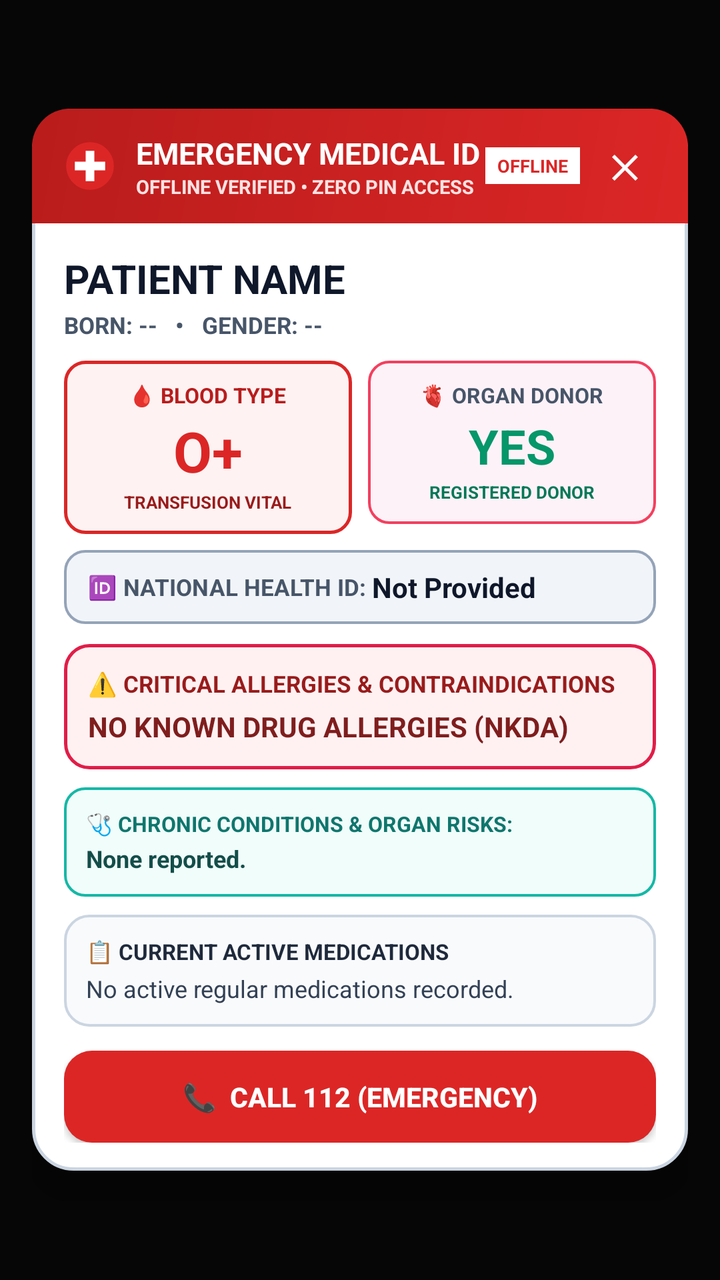
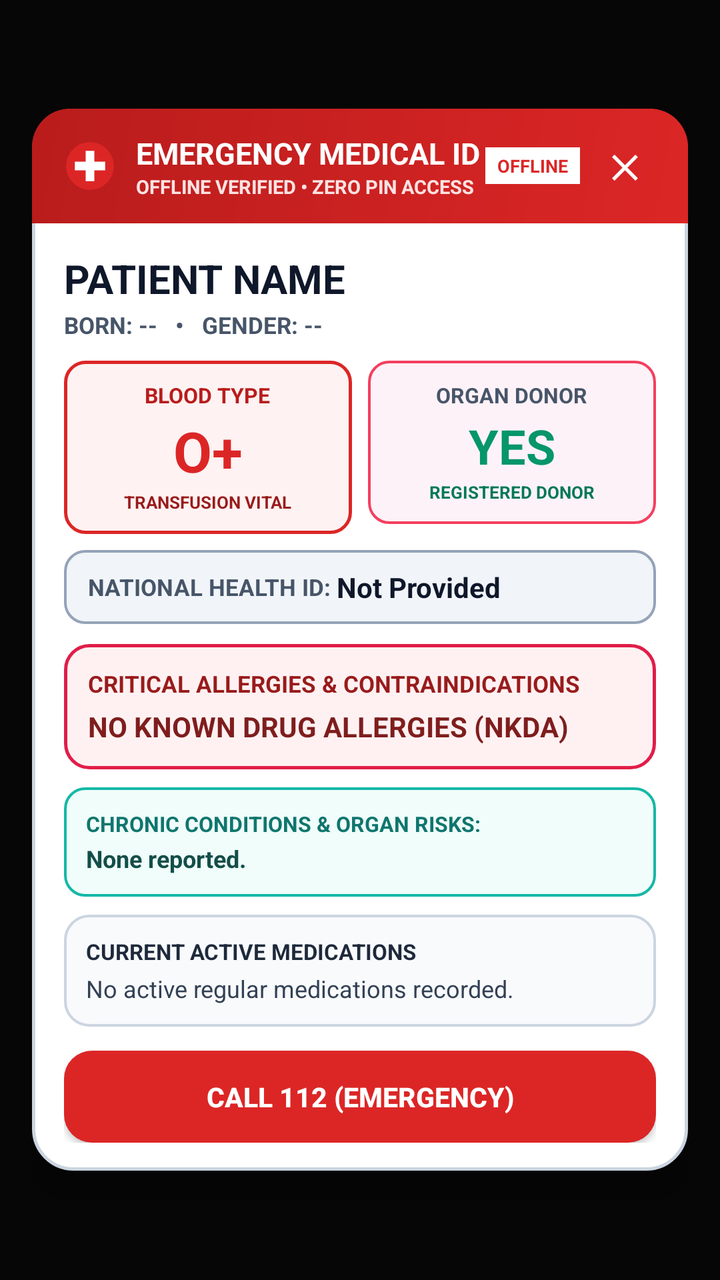

An Android layout rendered at two revisions. The XML below is the earlier revision; the diff shows what the commit changed to produce the second picture.
<!-- AndroidManifest.xml: activity theme EmergencyLockscreenTheme -->
<!-- res/layout/activity_emergency_card.xml -->
<?xml version="1.0" encoding="utf-8"?>
<FrameLayout xmlns:android="http://schemas.android.com/apk/res/android"
    android:id="@+id/emergency_overlay_root"
    android:layout_width="match_parent"
    android:layout_height="match_parent"
    android:background="#D9000000"
    android:paddingHorizontal="16dp"
    android:paddingVertical="20dp">

    
    <LinearLayout
        android:id="@+id/emergency_card_container"
        android:layout_width="match_parent"
        android:layout_height="wrap_content"
        android:layout_gravity="center"
        android:orientation="vertical"
        android:background="@drawable/emergency_card_white_bg"
        android:elevation="14dp">

        
        <LinearLayout
            android:layout_width="match_parent"
            android:layout_height="wrap_content"
            android:orientation="horizontal"
            android:background="@drawable/emergency_card_header_bg"
            android:paddingHorizontal="16dp"
            android:paddingVertical="12dp"
            android:gravity="center_vertical">

            <ImageView
                android:layout_width="26dp"
                android:layout_height="26dp"
                android:src="@drawable/ic_medical_emergency_logo"
                android:contentDescription="Emergency Medical Logo" />

            <LinearLayout
                android:layout_width="0dp"
                android:layout_height="wrap_content"
                android:layout_weight="1"
                android:orientation="vertical"
                android:layout_marginStart="10dp">

                <TextView
                    android:layout_width="wrap_content"
                    android:layout_height="wrap_content"
                    android:text="EMERGENCY MEDICAL ID"
                    android:textColor="#FFFFFF"
                    android:textSize="15sp"
                    android:textStyle="bold" />

                <TextView
                    android:layout_width="wrap_content"
                    android:layout_height="wrap_content"
                    android:text="OFFLINE VERIFIED • ZERO PIN ACCESS"
                    android:textColor="#FEE2E2"
                    android:textSize="9.5sp"
                    android:textStyle="bold" />
            </LinearLayout>

            <TextView
                android:layout_width="wrap_content"
                android:layout_height="wrap_content"
                android:text="OFFLINE"
                android:textColor="#DC2626"
                android:textSize="9sp"
                android:textStyle="bold"
                android:background="#FFFFFF"
                android:paddingHorizontal="6dp"
                android:paddingVertical="3dp"
                android:layout_marginEnd="6dp" />

            <Button
                android:id="@+id/btn_close"
                android:layout_width="32dp"
                android:layout_height="32dp"
                android:text="✕"
                android:textColor="#FFFFFF"
                android:textSize="16sp"
                android:textStyle="bold"
                android:background="?android:attr/selectableItemBackgroundBorderless" />
        </LinearLayout>

        
        <ScrollView
            android:layout_width="match_parent"
            android:layout_height="wrap_content"
            android:fillViewport="false"
            android:scrollbars="vertical">

            <LinearLayout
                android:layout_width="match_parent"
                android:layout_height="wrap_content"
                android:orientation="vertical"
                android:paddingHorizontal="16dp"
                android:paddingVertical="14dp">

                
                <TextView
                    android:id="@+id/tv_patient_name"
                    android:layout_width="wrap_content"
                    android:layout_height="wrap_content"
                    android:text="PATIENT NAME"
                    android:textColor="#0F172A"
                    android:textSize="20sp"
                    android:textStyle="bold" />

                
                <TextView
                    android:id="@+id/tv_demographics"
                    android:layout_width="wrap_content"
                    android:layout_height="wrap_content"
                    android:layout_marginTop="2dp"
                    android:text="BORN: --   •   GENDER: --"
                    android:textColor="#475569"
                    android:textSize="11.5sp"
                    android:textStyle="bold" />

                
                <LinearLayout
                    android:layout_width="match_parent"
                    android:layout_height="wrap_content"
                    android:orientation="horizontal"
                    android:layout_marginTop="10dp"
                    android:baselineAligned="false">

                    
                    <LinearLayout
                        android:id="@+id/layout_blood_badge"
                        android:layout_width="0dp"
                        android:layout_height="wrap_content"
                        android:layout_weight="1"
                        android:orientation="vertical"
                        android:background="@drawable/emergency_blood_badge_bg"
                        android:paddingHorizontal="10dp"
                        android:paddingVertical="10dp"
                        android:gravity="center">

                        <TextView
                            android:layout_width="wrap_content"
                            android:layout_height="wrap_content"
                            android:text="🩸 BLOOD TYPE"
                            android:textColor="#B91C1C"
                            android:textSize="10.5sp"
                            android:textStyle="bold" />

                        <TextView
                            android:id="@+id/tv_blood_type"
                            android:layout_width="wrap_content"
                            android:layout_height="wrap_content"
                            android:text="O+"
                            android:textColor="#DC2626"
                            android:textSize="28sp"
                            android:textStyle="bold"
                            android:layout_marginTop="2dp" />

                        <TextView
                            android:layout_width="wrap_content"
                            android:layout_height="wrap_content"
                            android:text="TRANSFUSION VITAL"
                            android:textColor="#991B1B"
                            android:textSize="8.5sp"
                            android:textStyle="bold"
                            android:layout_marginTop="1dp" />
                    </LinearLayout>

                    
                    <LinearLayout
                        android:id="@+id/layout_donor_badge"
                        android:layout_width="0dp"
                        android:layout_height="wrap_content"
                        android:layout_weight="1"
                        android:layout_marginStart="8dp"
                        android:orientation="vertical"
                        android:background="@drawable/emergency_donor_badge_bg"
                        android:paddingHorizontal="10dp"
                        android:paddingVertical="10dp"
                        android:gravity="center">

                        <TextView
                            android:layout_width="wrap_content"
                            android:layout_height="wrap_content"
                            android:text="🫀 ORGAN DONOR"
                            android:textColor="#475569"
                            android:textSize="10.5sp"
                            android:textStyle="bold" />

                        <TextView
                            android:id="@+id/tv_organ_donor"
                            android:layout_width="wrap_content"
                            android:layout_height="wrap_content"
                            android:text="YES"
                            android:textColor="#059669"
                            android:textSize="24sp"
                            android:textStyle="bold"
                            android:layout_marginTop="2dp" />

                        <TextView
                            android:id="@+id/tv_donor_subtitle"
                            android:layout_width="wrap_content"
                            android:layout_height="wrap_content"
                            android:text="REGISTERED DONOR"
                            android:textColor="#047857"
                            android:textSize="8.5sp"
                            android:textStyle="bold"
                            android:layout_marginTop="1dp" />
                    </LinearLayout>
                </LinearLayout>

                
                <LinearLayout
                    android:id="@+id/layout_health_id_badge"
                    android:layout_width="match_parent"
                    android:layout_height="wrap_content"
                    android:layout_marginTop="8dp"
                    android:orientation="horizontal"
                    android:background="@drawable/emergency_health_id_badge_bg"
                    android:paddingHorizontal="12dp"
                    android:paddingVertical="9dp"
                    android:gravity="center_vertical">

                    <TextView
                        android:layout_width="wrap_content"
                        android:layout_height="wrap_content"
                        android:text="🆔 NATIONAL HEALTH ID: "
                        android:textColor="#475569"
                        android:textSize="11.5sp"
                        android:textStyle="bold" />

                    <TextView
                        android:id="@+id/tv_health_id"
                        android:layout_width="0dp"
                        android:layout_height="wrap_content"
                        android:layout_weight="1"
                        android:text="Not Provided"
                        android:textColor="#0F172A"
                        android:textSize="14sp"
                        android:textStyle="bold" />
                </LinearLayout>

                
                <LinearLayout
                    android:id="@+id/layout_allergies_section"
                    android:layout_width="match_parent"
                    android:layout_height="wrap_content"
                    android:orientation="vertical"
                    android:background="@drawable/emergency_allergies_box_bg"
                    android:padding="12dp"
                    android:layout_marginTop="10dp">

                    <TextView
                        android:layout_width="wrap_content"
                        android:layout_height="wrap_content"
                        android:text="⚠️ CRITICAL ALLERGIES &amp; CONTRAINDICATIONS"
                        android:textColor="#991B1B"
                        android:textSize="11.5sp"
                        android:textStyle="bold" />

                    <TextView
                        android:id="@+id/tv_allergies"
                        android:layout_width="wrap_content"
                        android:layout_height="wrap_content"
                        android:layout_marginTop="4dp"
                        android:text="NO KNOWN DRUG ALLERGIES (NKDA)"
                        android:textColor="#7F1D1D"
                        android:textSize="14sp"
                        android:textStyle="bold" />

                    <TextView
                        android:id="@+id/tv_allergies_warning"
                        android:layout_width="wrap_content"
                        android:layout_height="wrap_content"
                        android:layout_marginTop="3dp"
                        android:text="STOP • SEVERE ANAPHYLAXIS RISK • VERIFY BEFORE DRUG ADMINISTRATION"
                        android:textColor="#B91C1C"
                        android:textSize="8.5sp"
                        android:textStyle="bold"
                        android:visibility="gone" />
                </LinearLayout>

                
                <LinearLayout
                    android:id="@+id/layout_clinical_section"
                    android:layout_width="match_parent"
                    android:layout_height="wrap_content"
                    android:orientation="vertical"
                    android:background="@drawable/emergency_clinical_box_bg"
                    android:padding="11dp"
                    android:layout_marginTop="9dp">

                    
                    <LinearLayout
                        android:id="@+id/layout_conditions_section"
                        android:layout_width="match_parent"
                        android:layout_height="wrap_content"
                        android:orientation="vertical">

                        <TextView
                            android:layout_width="wrap_content"
                            android:layout_height="wrap_content"
                            android:text="🩺 CHRONIC CONDITIONS &amp; ORGAN RISKS:"
                            android:textColor="#0F766E"
                            android:textSize="10.5sp"
                            android:textStyle="bold" />

                        <TextView
                            android:id="@+id/tv_conditions"
                            android:layout_width="wrap_content"
                            android:layout_height="wrap_content"
                            android:layout_marginTop="2dp"
                            android:text="None reported."
                            android:textColor="#134E4A"
                            android:textSize="12sp"
                            android:textStyle="bold" />
                    </LinearLayout>

                    
                    <LinearLayout
                        android:id="@+id/layout_surgeries_section"
                        android:layout_width="match_parent"
                        android:layout_height="wrap_content"
                        android:orientation="vertical"
                        android:layout_marginTop="7dp"
                        android:visibility="gone">

                        <TextView
                            android:layout_width="wrap_content"
                            android:layout_height="wrap_content"
                            android:text="🏥 PAST SURGERIES &amp; PROCEDURES:"
                            android:textColor="#4338CA"
                            android:textSize="10.5sp"
                            android:textStyle="bold" />

                        <TextView
                            android:id="@+id/tv_surgeries"
                            android:layout_width="wrap_content"
                            android:layout_height="wrap_content"
                            android:layout_marginTop="2dp"
                            android:text="None recorded."
                            android:textColor="#1E1B4B"
                            android:textSize="12sp"
                            android:textStyle="bold" />
                    </LinearLayout>

                    
                    <LinearLayout
                        android:id="@+id/layout_history_section"
                        android:layout_width="match_parent"
                        android:layout_height="wrap_content"
                        android:orientation="vertical"
                        android:layout_marginTop="7dp"
                        android:visibility="gone">

                        <TextView
                            android:layout_width="wrap_content"
                            android:layout_height="wrap_content"
                            android:text="📑 PAST MEDICAL HISTORY / DISEASES:"
                            android:textColor="#0369A1"
                            android:textSize="10.5sp"
                            android:textStyle="bold" />

                        <TextView
                            android:id="@+id/tv_history"
                            android:layout_width="wrap_content"
                            android:layout_height="wrap_content"
                            android:layout_marginTop="2dp"
                            android:text="None recorded."
                            android:textColor="#0C4A6E"
                            android:textSize="12sp"
                            android:textStyle="bold" />
                    </LinearLayout>
                </LinearLayout>

                
                <LinearLayout
                    android:id="@+id/layout_medications_section"
                    android:layout_width="match_parent"
                    android:layout_height="wrap_content"
                    android:orientation="vertical"
                    android:background="@drawable/emergency_medications_box_bg"
                    android:padding="11dp"
                    android:layout_marginTop="9dp">

                    <TextView
                        android:layout_width="wrap_content"
                        android:layout_height="wrap_content"
                        android:text="📋 CURRENT ACTIVE MEDICATIONS"
                        android:textColor="#1E293B"
                        android:textSize="11sp"
                        android:textStyle="bold" />

                    <TextView
                        android:id="@+id/tv_medications"
                        android:layout_width="wrap_content"
                        android:layout_height="wrap_content"
                        android:layout_marginTop="3dp"
                        android:text="No active regular medications recorded."
                        android:textColor="#334155"
                        android:textSize="12sp" />
                </LinearLayout>

                
                <LinearLayout
                    android:id="@+id/layout_discontinued_section"
                    android:layout_width="match_parent"
                    android:layout_height="wrap_content"
                    android:orientation="vertical"
                    android:background="@drawable/emergency_discontinued_box_bg"
                    android:padding="11dp"
                    android:layout_marginTop="9dp"
                    android:visibility="gone">

                    <TextView
                        android:layout_width="wrap_content"
                        android:layout_height="wrap_content"
                        android:text="⚠️ DISCONTINUED HIGH-RISK MEDICATIONS"
                        android:textColor="#B45309"
                        android:textSize="11sp"
                        android:textStyle="bold" />

                    <TextView
                        android:id="@+id/tv_discontinued"
                        android:layout_width="wrap_content"
                        android:layout_height="wrap_content"
                        android:layout_marginTop="3dp"
                        android:text=""
                        android:textColor="#78350F"
                        android:textSize="11.5sp"
                        android:textStyle="bold" />
                </LinearLayout>

                
                <Button
                    android:id="@+id/btn_call_emergency"
                    android:layout_width="match_parent"
                    android:layout_height="46dp"
                    android:layout_marginTop="12dp"
                    android:background="@drawable/emergency_call_btn_bg"
                    android:text="📞  CALL 112 (EMERGENCY)"
                    android:textColor="#FFFFFF"
                    android:textSize="13.5sp"
                    android:textStyle="bold" />
            </LinearLayout>
        </ScrollView>
    </LinearLayout>
</FrameLayout>
<!-- resources referenced by this layout -->
<resources>
  <!-- drawable emergency_allergies_box_bg (drawable) -->
  <?xml version="1.0" encoding="utf-8"?>
  <shape xmlns:android="http://schemas.android.com/apk/res/android"
      android:shape="rectangle">
      <solid android:color="#FFF1F2" />
      <corners android:radius="12dp" />
      <stroke android:width="1.5dp" android:color="#E11D48" />
  </shape>
  <!-- drawable emergency_blood_badge_bg (drawable) -->
  <?xml version="1.0" encoding="utf-8"?>
  <shape xmlns:android="http://schemas.android.com/apk/res/android"
      android:shape="rectangle">
      <solid android:color="#FEF2F2" />
      <corners android:radius="10dp" />
      <stroke android:width="1.5dp" android:color="#DC2626" />
  </shape>
  <!-- drawable emergency_call_btn_bg (drawable) -->
  <?xml version="1.0" encoding="utf-8"?>
  <shape xmlns:android="http://schemas.android.com/apk/res/android"
      android:shape="rectangle">
      <solid android:color="#DC2626" />
      <corners android:radius="14dp" />
  </shape>
  <!-- drawable emergency_card_header_bg (drawable) -->
  <?xml version="1.0" encoding="utf-8"?>
  <shape xmlns:android="http://schemas.android.com/apk/res/android"
      android:shape="rectangle">
      <gradient
          android:startColor="#DC2626"
          android:endColor="#B91C1C"
          android:angle="135" />
      <corners
          android:topLeftRadius="19dp"
          android:topRightRadius="19dp"
          android:bottomLeftRadius="0dp"
          android:bottomRightRadius="0dp" />
  </shape>
  <!-- drawable emergency_card_white_bg (drawable) -->
  <?xml version="1.0" encoding="utf-8"?>
  <shape xmlns:android="http://schemas.android.com/apk/res/android"
      android:shape="rectangle">
      <solid android:color="#FFFFFF" />
      <corners android:radius="20dp" />
      <stroke android:width="1.5dp" android:color="#CBD5E1" />
  </shape>
  <!-- drawable emergency_clinical_box_bg (drawable) -->
  <?xml version="1.0" encoding="utf-8"?>
  <shape xmlns:android="http://schemas.android.com/apk/res/android"
      android:shape="rectangle">
      <solid android:color="#F0FDFA" />
      <corners android:radius="10dp" />
      <stroke android:width="1.2dp" android:color="#14B8A6" />
  </shape>
  <!-- drawable emergency_discontinued_box_bg (drawable) -->
  <?xml version="1.0" encoding="utf-8"?>
  <shape xmlns:android="http://schemas.android.com/apk/res/android"
      android:shape="rectangle">
      <solid android:color="#FFFBEB" />
      <corners android:radius="10dp" />
      <stroke android:width="1.2dp" android:color="#F59E0B" />
  </shape>
  <!-- drawable emergency_donor_badge_bg (drawable) -->
  <?xml version="1.0" encoding="utf-8"?>
  <shape xmlns:android="http://schemas.android.com/apk/res/android"
      android:shape="rectangle">
      <solid android:color="#FDF2F8" />
      <corners android:radius="10dp" />
      <stroke android:width="1.2dp" android:color="#F43F5E" />
  </shape>
  <!-- drawable emergency_health_id_badge_bg (drawable) -->
  <?xml version="1.0" encoding="utf-8"?>
  <shape xmlns:android="http://schemas.android.com/apk/res/android"
      android:shape="rectangle">
      <solid android:color="#F1F5F9" />
      <corners android:radius="10dp" />
      <stroke android:width="1.2dp" android:color="#94A3B8" />
  </shape>
  <!-- drawable emergency_medications_box_bg (drawable) -->
  <?xml version="1.0" encoding="utf-8"?>
  <shape xmlns:android="http://schemas.android.com/apk/res/android"
      android:shape="rectangle">
      <solid android:color="#F8FAFC" />
      <corners android:radius="12dp" />
      <stroke android:width="1.2dp" android:color="#CBD5E1" />
  </shape>
  <style name="EmergencyLockscreenTheme" parent="@android:style/Theme.DeviceDefault.NoActionBar">
          <item name="android:windowBackground">#D9000000</item>
          <item name="android:colorBackgroundCacheHint">@null</item>
          <item name="android:windowIsTranslucent">true</item>
          <item name="android:windowNoTitle">true</item>
          <item name="android:windowIsFloating">false</item>
          <item name="android:windowShowWallpaper">false</item>
      </style>
  <!-- unchanged entries left out for length: 1 -->
</resources>

<!-- the commit's change to res/layout/activity_emergency_card.xml (unified diff, before → after) -->
@@ -138,7 +138,7 @@
                         <TextView
                             android:layout_width="wrap_content"
                             android:layout_height="wrap_content"
-                            android:text="🩸 BLOOD TYPE"
+                            android:text="BLOOD TYPE"
                             android:textColor="#B91C1C"
                             android:textSize="10.5sp"
                             android:textStyle="bold" />
@@ -179,7 +179,7 @@
                         <TextView
                             android:layout_width="wrap_content"
                             android:layout_height="wrap_content"
-                            android:text="🫀 ORGAN DONOR"
+                            android:text="ORGAN DONOR"
                             android:textColor="#475569"
                             android:textSize="10.5sp"
                             android:textStyle="bold" />
@@ -221,7 +221,7 @@
                     <TextView
                         android:layout_width="wrap_content"
                         android:layout_height="wrap_content"
-                        android:text="🆔 NATIONAL HEALTH ID: "
+                        android:text="NATIONAL HEALTH ID: "
                         android:textColor="#475569"
                         android:textSize="11.5sp"
                         android:textStyle="bold" />
@@ -250,7 +250,7 @@
                     <TextView
                         android:layout_width="wrap_content"
                         android:layout_height="wrap_content"
-                        android:text="⚠️ CRITICAL ALLERGIES &amp; CONTRAINDICATIONS"
+                        android:text="CRITICAL ALLERGIES &amp; CONTRAINDICATIONS"
                         android:textColor="#991B1B"
                         android:textSize="11.5sp"
                         android:textStyle="bold" />
@@ -297,7 +297,7 @@
                         <TextView
                             android:layout_width="wrap_content"
                             android:layout_height="wrap_content"
-                            android:text="🩺 CHRONIC CONDITIONS &amp; ORGAN RISKS:"
+                            android:text="CHRONIC CONDITIONS &amp; ORGAN RISKS:"
                             android:textColor="#0F766E"
                             android:textSize="10.5sp"
                             android:textStyle="bold" />
@@ -325,7 +325,7 @@
                         <TextView
                             android:layout_width="wrap_content"
                             android:layout_height="wrap_content"
-                            android:text="🏥 PAST SURGERIES &amp; PROCEDURES:"
+                            android:text="PAST SURGERIES &amp; PROCEDURES:"
                             android:textColor="#4338CA"
                             android:textSize="10.5sp"
                             android:textStyle="bold" />
@@ -353,7 +353,7 @@
                         <TextView
                             android:layout_width="wrap_content"
                             android:layout_height="wrap_content"
-                            android:text="📑 PAST MEDICAL HISTORY / DISEASES:"
+                            android:text="PAST MEDICAL HISTORY / DISEASES:"
                             android:textColor="#0369A1"
                             android:textSize="10.5sp"
                             android:textStyle="bold" />
@@ -383,7 +383,7 @@
                     <TextView
                         android:layout_width="wrap_content"
                         android:layout_height="wrap_content"
-                        android:text="📋 CURRENT ACTIVE MEDICATIONS"
+                        android:text="CURRENT ACTIVE MEDICATIONS"
                         android:textColor="#1E293B"
                         android:textSize="11sp"
                         android:textStyle="bold" />
@@ -412,7 +412,7 @@
                     <TextView
                         android:layout_width="wrap_content"
                         android:layout_height="wrap_content"
-                        android:text="⚠️ DISCONTINUED HIGH-RISK MEDICATIONS"
+                        android:text="DISCONTINUED HIGH-RISK MEDICATIONS"
                         android:textColor="#B45309"
                         android:textSize="11sp"
                         android:textStyle="bold" />
@@ -435,7 +435,7 @@
                     android:layout_height="46dp"
                     android:layout_marginTop="12dp"
                     android:background="@drawable/emergency_call_btn_bg"
-                    android:text="📞  CALL 112 (EMERGENCY)"
+                    android:text="CALL 112 (EMERGENCY)"
                     android:textColor="#FFFFFF"
                     android:textSize="13.5sp"
                     android:textStyle="bold" />
